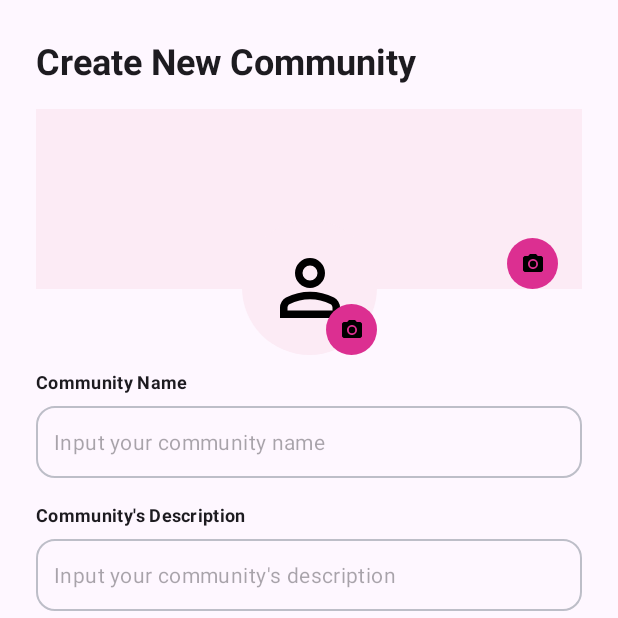
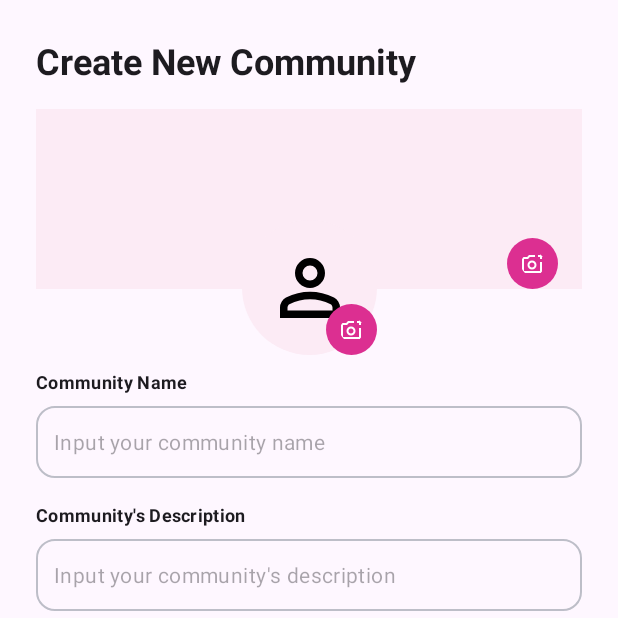
Before and after one commit to foundie/MD, an Android app: the fragment CommunityCreateFragment shown on its own in the app's theme, on a phone screen of 412 x 824 dp, the top half of it. Run offline under Robolectric (Android 15) with nearby library versions, the phone set to English and light mode, and no system bars; our stand-ins replace CircleImageView; pictures from the network do not load.

Commit message:
create community n edit profile

```diff
--- a/app/src/main/res/drawable/baseline_camera_alt_24.xml
+++ /dev/null
@@ -1,7 +0,0 @@
-<vector xmlns:android="http://schemas.android.com/apk/res/android" android:height="24dp" android:tint="#000000" android:viewportHeight="24" android:viewportWidth="24" android:width="24dp">
-
-    <path android:fillColor="@android:color/white" android:pathData="M12,12m-3.2,0a3.2,3.2 0,1 1,6.4 0a3.2,3.2 0,1 1,-6.4 0"/>
-
-    <path android:fillColor="@android:color/white" android:pathData="M9,2L7.17,4L4,4c-1.1,0 -2,0.9 -2,2v12c0,1.1 0.9,2 2,2h16c1.1,0 2,-0.9 2,-2L22,6c0,-1.1 -0.9,-2 -2,-2h-3.17L15,2L9,2zM12,17c-2.76,0 -5,-2.24 -5,-5s2.24,-5 5,-5 5,2.24 5,5 -2.24,5 -5,5z"/>
-
-</vector>
--- a/app/src/main/res/drawable/ic_background_edit_profile.xml
+++ b/app/src/main/res/drawable/ic_background_edit_profile.xml
@@ -1,10 +1,5 @@
-<shape xmlns:android="http://schemas.android.com/apk/res/android">
-    <!-- Gradient -->
-    <gradient
-        android:angle="135"
-        android:endColor="#33FFFFFF"
-        android:startColor="?attr/colorPrimary"
-        android:type="linear" />
-
-    <corners android:radius="12dp" />
+<?xml version="1.0" encoding="utf-8"?>
+<shape xmlns:android="http://schemas.android.com/apk/res/android"
+    android:shape="oval">
+    <solid android:color="?attr/colorPrimary" /> <!-- Set warna solid -->
 </shape>
--- a/app/src/main/res/drawable/ic_background_profile.xml
+++ b/app/src/main/res/drawable/ic_background_profile.xml
@@ -1,5 +1,5 @@
 <?xml version="1.0" encoding="utf-8"?>
 <shape xmlns:android="http://schemas.android.com/apk/res/android"
     android:shape="oval">
-    <solid android:color="?attr/colorPrimary" /> <!-- Set warna solid -->
+    <solid android:color="?attr/backgroundColor" /> <!-- Set warna solid -->
 </shape>
--- /dev/null
+++ b/app/src/main/res/drawable/ic_button_camera.xml
@@ -0,0 +1,9 @@
+<vector xmlns:android="http://schemas.android.com/apk/res/android"
+    android:width="24dp"
+    android:height="24dp"
+    android:viewportWidth="960"
+    android:viewportHeight="960">
+  <path
+      android:pathData="M440,520ZM120,840q-33,0 -56.5,-23.5T40,760v-480q0,-33 23.5,-56.5T120,200h126l74,-80h240v80L355,200l-73,80L120,280v480h640v-360h80v360q0,33 -23.5,56.5T760,840L120,840ZM760,280v-80h-80v-80h80v-80h80v80h80v80h-80v80h-80ZM440,700q75,0 127.5,-52.5T620,520q0,-75 -52.5,-127.5T440,340q-75,0 -127.5,52.5T260,520q0,75 52.5,127.5T440,700ZM440,620q-42,0 -71,-29t-29,-71q0,-42 29,-71t71,-29q42,0 71,29t29,71q0,42 -29,71t-71,29Z"
+      android:fillColor="?attr/backgroundColor"/>
+</vector>
--- a/app/src/main/res/layout/fragment_community_create.xml
+++ b/app/src/main/res/layout/fragment_community_create.xml
@@ -38,7 +38,7 @@
                 android:layout_width="34dp"
                 android:layout_height="34dp"
                 android:layout_marginEnd="16dp"
-                android:background="@drawable/ic_background_profile"
+                android:background="@drawable/ic_background_edit_profile"
                 android:scaleType="centerCrop"
 
                 app:layout_constraintBottom_toBottomOf="@+id/iv_background_community"
@@ -49,7 +49,7 @@
                 android:layout_width="16dp"
                 android:layout_height="16dp"
                 android:scaleType="centerCrop"
-                android:src="@drawable/baseline_camera_alt_24"
+                android:src="@drawable/ic_button_camera"
 
                 app:layout_constraintBottom_toBottomOf="@+id/img_background_community_edit_bg"
                 app:layout_constraintEnd_toEndOf="@+id/img_background_community_edit_bg"
@@ -84,7 +84,7 @@
                 android:id="@+id/img_background_community_edit"
                 android:layout_width="34dp"
                 android:layout_height="34dp"
-                android:background="@drawable/ic_background_profile"
+                android:background="@drawable/ic_background_edit_profile"
                 android:scaleType="centerCrop"
                 app:layout_constraintBottom_toBottomOf="@+id/img_background_community"
                 app:layout_constraintEnd_toEndOf="@+id/img_background_community" />
@@ -94,7 +94,7 @@
                 android:layout_width="16dp"
                 android:layout_height="16dp"
                 android:scaleType="centerCrop"
-                android:src="@drawable/baseline_camera_alt_24"
+                android:src="@drawable/ic_button_camera"
 
                 app:layout_constraintBottom_toBottomOf="@+id/img_background_community_edit"
                 app:layout_constraintEnd_toEndOf="@+id/img_background_community_edit"
```
Also changed, not shown: app/src/main/res/drawable/ic_a_write.xml (added, +9 -0 lines), app/src/main/res/layout/fragment_community.xml (+21 -3 lines), app/src/main/res/layout/fragment_profile_edit.xml (+4 -4 lines).
